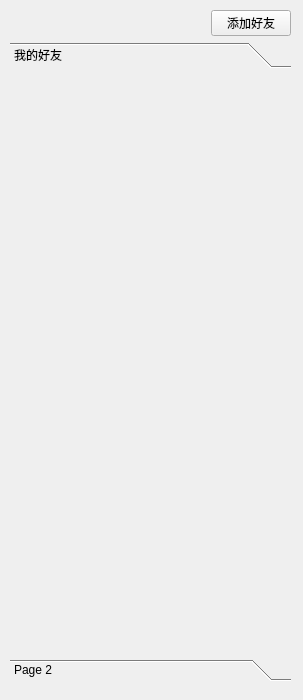
Qt form Client/login.ui (davi-wang/network-chatbox) before a commit.
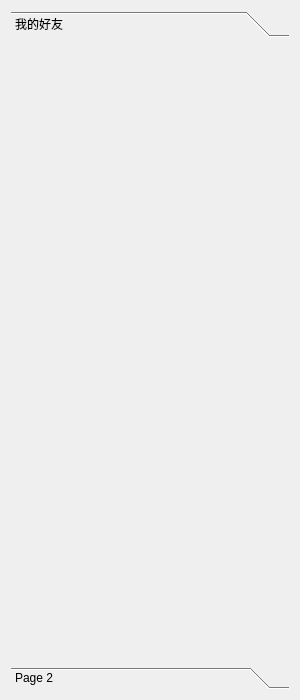
The same form after that commit. The open tabs and pages were chosen to show the change.

```diff
--- a/Client/login.ui
+++ b/Client/login.ui
@@ -6,73 +6,14 @@
    <rect>
     <x>0</x>
     <y>0</y>
-    <width>303</width>
+    <width>300</width>
     <height>700</height>
    </rect>
   </property>
   <property name="windowTitle">
    <string>Form</string>
   </property>
-  <widget class="QWidget" name="widget_2" native="true">
-   <property name="geometry">
-    <rect>
-     <x>10</x>
-     <y>10</y>
-     <width>281</width>
-     <height>671</height>
-    </rect>
-   </property>
-   <layout class="QVBoxLayout" name="verticalLayout">
-    <property name="leftMargin">
-     <number>0</number>
-    </property>
-    <property name="topMargin">
-     <number>0</number>
-    </property>
-    <property name="rightMargin">
-     <number>0</number>
-    </property>
-    <property name="bottomMargin">
-     <number>0</number>
-    </property>
-    <item>
-     <widget class="QWidget" name="widget" native="true">
       <layout class="QHBoxLayout" name="horizontalLayout">
-       <property name="leftMargin">
-        <number>0</number>
-       </property>
-       <property name="topMargin">
-        <number>0</number>
-       </property>
-       <property name="rightMargin">
-        <number>0</number>
-       </property>
-       <property name="bottomMargin">
-        <number>0</number>
-       </property>
-       <item>
-        <spacer name="horizontalSpacer">
-         <property name="orientation">
-          <enum>Qt::Horizontal</enum>
-         </property>
-         <property name="sizeHint" stdset="0">
-          <size>
-           <width>40</width>
-           <height>20</height>
-          </size>
-         </property>
-        </spacer>
-       </item>
-       <item>
-        <widget class="QPushButton" name="pushButton">
-         <property name="text">
-          <string>添加好友</string>
-         </property>
-        </widget>
-       </item>
-      </layout>
-     </widget>
-    </item>
     <item>
      <widget class="QToolBox" name="toolBox">
       <property name="currentIndex">
@@ -83,8 +24,8 @@
         <rect>
          <x>0</x>
          <y>0</y>
-         <width>281</width>
-         <height>579</height>
+        <width>282</width>
+        <height>624</height>
         </rect>
        </property>
        <attribute name="label">
@@ -108,7 +49,6 @@
      </widget>
     </item>
    </layout>
-  </widget>
  </widget>
  <resources/>
  <connections/>
```
Left out of the diff: 6 changed lines with no effect on the pictures. Lines whose indentation alone changed are shown as unchanged.
